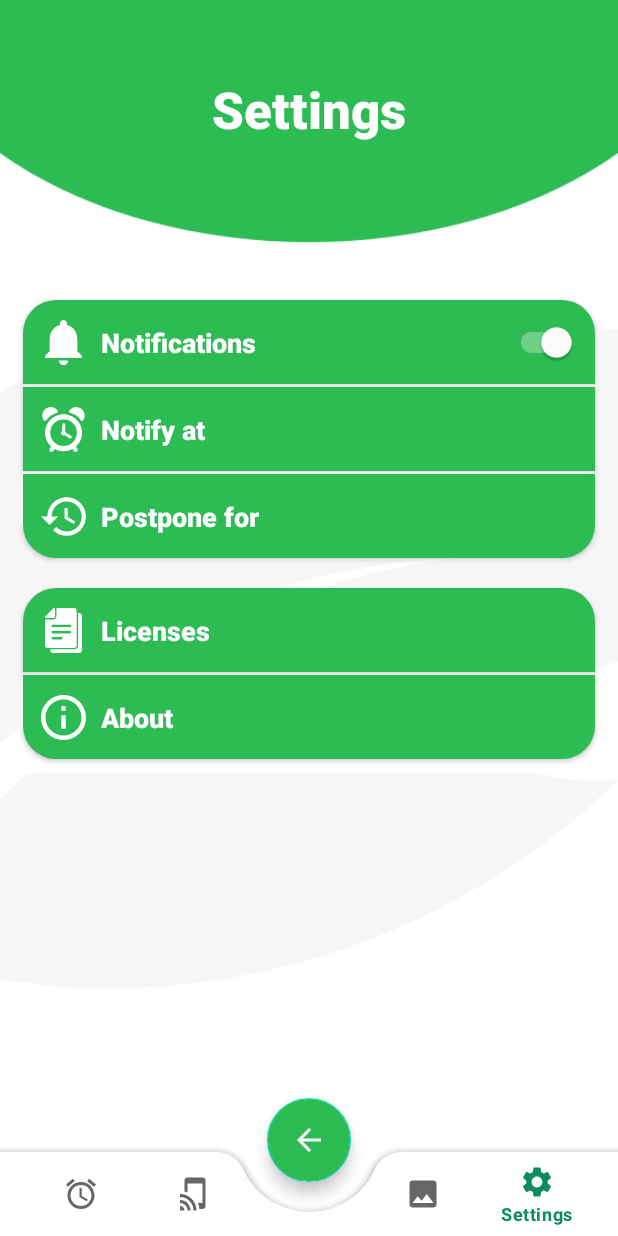
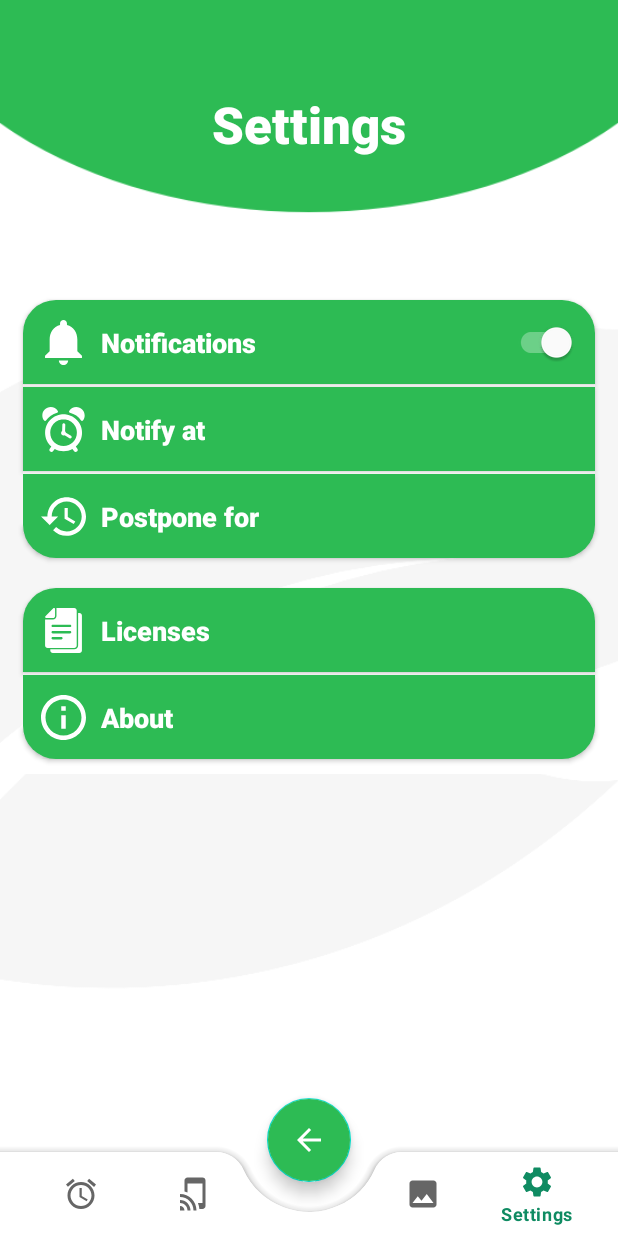
Before and after one commit to MRDANANJAYA/AgroSmart, an Android app: the screen it shows after launch once a user with an empty profile is signed in (Settings), item 5 of the bottom bar chosen, on a phone screen of 412 x 824 dp. Run offline under Robolectric (Android 15) with nearby library versions, the phone set to English and light mode, and no system bars; our stand-ins replace Firebase (no records; nobody signed in at launch, a user with empty details on screens opened directly), Picasso; libraries missing offline, so code that uses them is left out: io.github.muddz.styleabletoast; pictures from the network do not load; Roboto replaces fonts that are not available here.

Commit message:
Updated Sunday

```diff
--- a/app/src/main/java/com/example/agrosmart/MainActivity.java
+++ b/app/src/main/java/com/example/agrosmart/MainActivity.java
@@ -4,15 +4,18 @@ import androidx.annotation.NonNull;
 import androidx.appcompat.app.AppCompatActivity;
 
 import android.content.Intent;
+import android.graphics.Color;
 import android.net.Uri;
 import android.os.Bundle;
 import android.view.Menu;
 import android.view.MenuItem;
 import android.view.View;
+import android.widget.Button;
 import android.widget.ImageView;
 import android.widget.TextView;
 import android.widget.Toast;
 
+import com.example.agrosmart.login.GlobalUser;
 import com.example.agrosmart.login.LoginActivity;
 import com.google.android.gms.auth.api.Auth;
 import com.google.android.gms.auth.api.signin.GoogleSignIn;
@@ -27,11 +30,12 @@ import com.squareup.picasso.Picasso;
 
 public class MainActivity extends AppCompatActivity {
 
-     BottomNavigationView bottomNavigationView;
-     FloatingActionButton floatingActionButton;
-     Menu Reminder;
-     TextView Name;
-     ImageView profilePic;
+     private BottomNavigationView bottomNavigationView;
+     private FloatingActionButton floatingActionButton;
+     private FirebaseAuth mAuth;
+     private TextView Name;
+     private ImageView profilePic;
+
 
     @Override
     protected void onCreate(Bundle savedInstanceState) {
@@ -39,18 +43,20 @@ public class MainActivity extends AppCompatActivity {
         setContentView(R.layout.activity_main);
 
 
-        GoogleSignInOptions gso = new GoogleSignInOptions.
-                Builder(GoogleSignInOptions.DEFAULT_SIGN_IN).
-                build();
-
-
-
         bottomNavigationView = findViewById(R.id.bottomNavigation);
         floatingActionButton = findViewById(R.id.Fab);
         bottomNavigationView.setBackground(null);
         bottomNavigationView.getMenu().getItem(2).setEnabled(false);
-        Name = findViewById(R.id.Name);
+        Name = findViewById(R.id.NameUser);
         profilePic = findViewById(R.id.Photo);
+
+
+        //Fitch User name
+        Name.setText(GlobalUser.currentUser.getUsername());
+
+        GoogleSignInOptions gso = new GoogleSignInOptions.
+                Builder(GoogleSignInOptions.DEFAULT_SIGN_IN).
+                build();
 
         floatingActionButton.setOnClickListener(new View.OnClickListener() {
             @Override
--- /dev/null
+++ b/app/src/main/java/com/example/agrosmart/login/GlobalUser.java
@@ -0,0 +1,7 @@
+package com.example.agrosmart.login;
+//create global variable to get current user data form user table
+public class GlobalUser {
+
+
+    public static User currentUser = new User();
+}
--- /dev/null
+++ b/app/src/main/java/com/example/agrosmart/login/User.java
@@ -0,0 +1,40 @@
+package com.example.agrosmart.login;
+
+public class User {
+
+     private String email , password, username;
+
+    public User() {
+
+    }
+
+    public User(String email, String password, String username) {
+        this.email = email;
+        this.password = password;
+        this.username = username;
+    }
+
+    public String getEmail() {
+        return email;
+    }
+
+    public void setEmail(String email) {
+        this.email = email;
+    }
+
+    public String getPassword() {
+        return password;
+    }
+
+    public void setPassword(String password) {
+        this.password = password;
+    }
+
+    public String getUsername() {
+        return username;
+    }
+
+    public void setUsername(String username) {
+        this.username = username;
+    }
+}
--- a/app/src/main/res/layout/activity_login.xml
+++ b/app/src/main/res/layout/activity_login.xml
@@ -171,12 +171,12 @@
                     android:backgroundTint="@color/white"
                     android:ems="10"
                     android:hint="@string/PasswordString"
+                    android:importantForAutofill="no"
                     android:inputType="textPassword"
                     android:paddingStart="40dp"
                     android:paddingEnd="40dp"
                     android:paddingBottom="5dp"
-                    app:passwordToggleEnabled="true"
-                    android:importantForAutofill="no" />
+                    app:passwordToggleEnabled="true" />
 
                 <TextView
                     android:id="@+id/imageView2"
--- a/app/src/main/res/layout/activity_main.xml
+++ b/app/src/main/res/layout/activity_main.xml
@@ -54,7 +54,7 @@
             app:cardCornerRadius="70dp"
             app:layout_constraintEnd_toEndOf="parent"
             app:layout_constraintStart_toStartOf="parent"
-            app:layout_constraintTop_toBottomOf="@+id/Name"
+            app:layout_constraintTop_toBottomOf="@+id/NameUser"
             app:strokeColor="@color/white"
             app:strokeWidth="2dp"
             >
@@ -69,7 +69,7 @@
         </com.google.android.material.card.MaterialCardView>
 
         <TextView
-            android:id="@+id/Name"
+            android:id="@+id/NameUser"
             android:layout_width="wrap_content"
             android:layout_height="wrap_content"
             android:layout_marginTop="30dp"
--- a/app/src/main/res/layout/activity_settings.xml
+++ b/app/src/main/res/layout/activity_settings.xml
@@ -15,7 +15,7 @@
         app:layout_constraintTop_toTopOf="parent"
         app:srcCompat="@drawable/newcentergreen"
         android:scaleType="centerCrop"
-        android:layout_marginTop="-100dp"
+        android:layout_marginTop="-120dp"
 
         android:contentDescription="@string/Top_green" />
 
@@ -34,9 +34,9 @@
         android:id="@+id/SignUpText"
         android:layout_width="wrap_content"
         android:layout_height="wrap_content"
-        android:layout_marginTop="50dp"
+        android:layout_marginTop="60dp"
         android:fontFamily="sans-serif-medium"
-        android:text="Settings"
+        android:text="@string/settings_text"
         android:textColor="@color/white"
         android:textSize="34sp"
         android:textStyle="bold"
--- a/app/src/main/res/values/strings.xml
+++ b/app/src/main/res/values/strings.xml
@@ -35,6 +35,7 @@
     <string name="confirm_password">Confirm Password</string>
     <string name="signUp_bt">Sign Up</string>
     <string name="add_image">Add \n Image</string>
+    <string name="settings_text">Settings</string>
 
 
 </resources>
```
Also changed, not shown: app/src/main/java/com/example/agrosmart/login/LoginActivity.java (+50 -4 lines), app/src/main/java/com/example/agrosmart/login/SignUp.java (+76 -5 lines).
